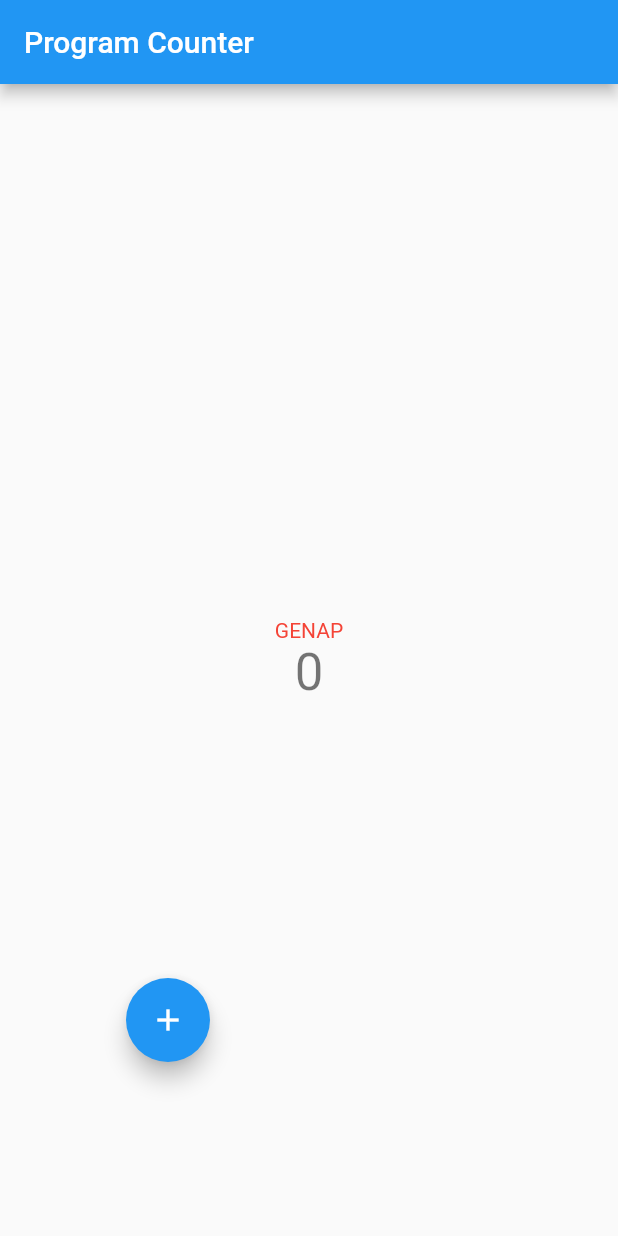
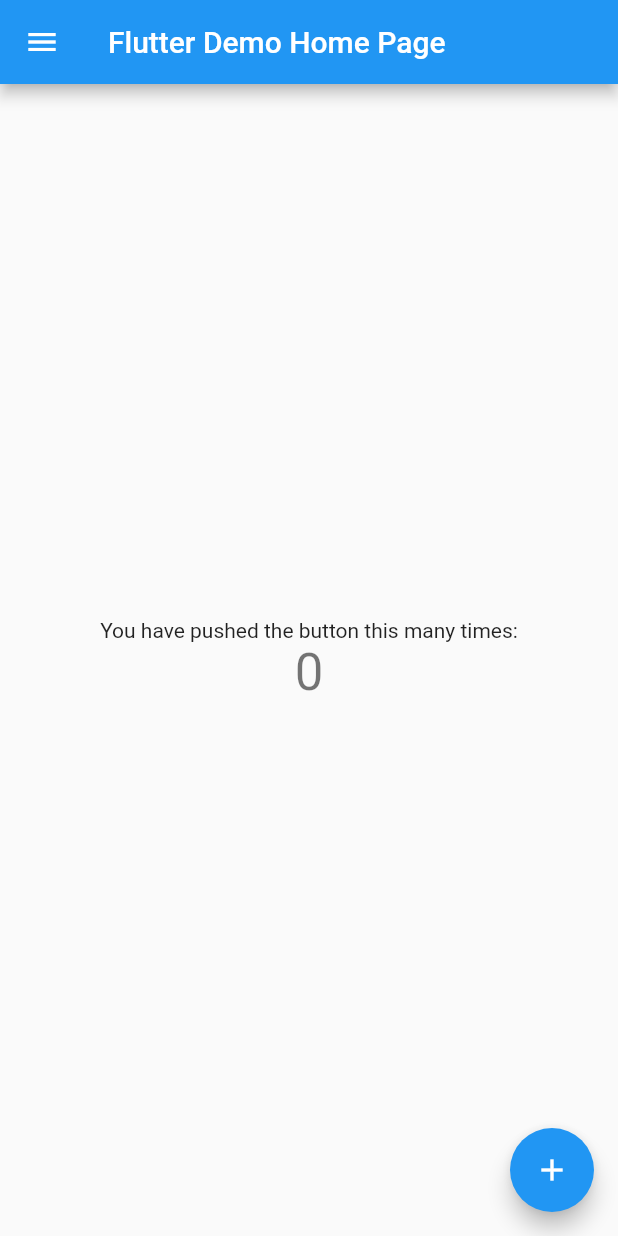
Before and after one commit to katrinagisellaui/pbp-flutter-lab, a Flutter app: the screen it shows after launch, on a phone screen of 412 x 824 dp. Run offline on Flutter 3.47's test engine with Material 2 defaults, Android fonts, the phone set to English and light mode, and no system bars.

```diff
--- /dev/null
+++ b/counter_7/lib/drawer.dart
@@ -0,0 +1,41 @@
+import 'package:flutter/material.dart';
+import 'main.dart';
+import 'form.dart';
+import 'show_item.dart';
+
+Drawer appDrawer(BuildContext context) {
+    return Drawer(
+            child: Column(
+            children: [
+                ListTile(
+                title: const Text('counter_7'),
+                onTap: () {
+                    Navigator.pushReplacement(
+                    context,
+                    MaterialPageRoute(builder: (context) => MyHomePage()),
+                    );
+                },
+                ),
+                ListTile(
+                title: const Text('Tambah Budget'),
+                onTap: () {
+                    Navigator.pushReplacement(
+                    context,
+                    MaterialPageRoute(builder: (context) => const MyFormPage()),
+                    );
+                },
+                ),
+
+                ListTile(
+                title: const Text('Data Budget'),
+                onTap: () {
+                    Navigator.pushReplacement(
+                    context,
+                    MaterialPageRoute(builder: (context) => const ShowItemPage()),
+                    );
+                },
+                ),
+            ],
+            ),
+    );
+}
--- a/counter_7/lib/main.dart
+++ b/counter_7/lib/main.dart
@@ -1,46 +1,32 @@
 import 'package:flutter/material.dart';
+import 'form.dart';
+import 'drawer.dart';
+
 
 void main() {
   runApp(const MyApp());
 }
 
+
 class MyApp extends StatelessWidget {
     const MyApp({super.key});
 
-
-  // This widget is the root of your application.
     @override
     Widget build(BuildContext context) {
         return MaterialApp(
         title: 'Flutter Demo',
-        // This is the theme of your application.
-        //
-        // Try running your application with "flutter run". You'll see the
-        // application has a blue toolbar. Then, without quitting the app, try
-        // changing the primarySwatch below to Colors.green and then invoke
-        // "hot reload" (press "r" in the console where you ran "flutter run",
-        // or simply save your changes to "hot reload" in a Flutter IDE).
-        // Notice that the counter didn't reset back to zero; the application
-        // is not restarted.
-
-      home: const MyHomePage(title: 'Program Counter'),
+        theme: ThemeData(
+            primarySwatch: Colors.blue,
+        ),
+        home: const MyHomePage(),
         );
     }
 }
 
 class MyHomePage extends StatefulWidget {
-  const MyHomePage({super.key, required this.title});
+    const MyHomePage({super.key});
 
-  // This widget is the home page of your application. It is stateful, meaning
-  // that it has a State object (defined below) that contains fields that affect
-  // how it looks.
-
-  // This class is the configuration for the state. It holds the values (in this
-  // case the title) provided by the parent (in this case the App widget) and
-  // used by the build method of the State. Fields in a Widget subclass are
-  // always marked "final".
-
-  final String title;
+    final String title = 'Flutter Demo Home Page';
 
     @override
     State<MyHomePage> createState() => _MyHomePageState();
@@ -60,12 +46,6 @@ class _MyHomePageState extends State<MyHomePage> {
     });
   }
 
-    void _decrementCounter() {
-      setState(() {
-      if (_counter > 0) _counter--;
-    });
-  }
-
   @override
   Widget build(BuildContext context) {
     // This method is rerun every time setState is called, for instance as done
@@ -80,6 +60,38 @@ class _MyHomePageState extends State<MyHomePage> {
         // the App.build method, and use it to set our appbar title.
         title: Text(widget.title),
       ),
+
+        // Menambahkan drawer menu
+        drawer: appDrawer(context),
+  // drawer: Drawer(
+  //     child: Column(
+  //       children: [
+  //         // Menambahkan clickable menu
+  //         ListTile(
+  //           title: const Text('counter_7'),
+  //           onTap: () {
+  //             // Route menu ke halaman utama
+  //             Navigator.pushReplacement(
+  //               context,
+  //               MaterialPageRoute(builder: (context) => const MyHomePage()),
+  //             );
+  //           },
+  //         ),
+  //         ListTile(
+  //           title: const Text('Tambah Budget'),
+  //           onTap: () {
+  //             // Route menu ke halaman form
+  //             Navigator.pushReplacement(
+  //               context,
+  //               MaterialPageRoute(builder: (context) => const MyFormPage()),
+  //             );
+  //           },
+  //         ),
+  //       ],
+  //     ),
+  //   ),
+
+
       body: Center(
         // Center is a layout widget. It takes a single child and positions it
         // in the middle of the parent.
@@ -100,17 +112,9 @@ class _MyHomePageState extends State<MyHomePage> {
           // horizontal).
           mainAxisAlignment: MainAxisAlignment.center,
           children: <Widget>[
-            if(_counter%2==0)
             const Text(
-                'GENAP',
-                style:TextStyle(color: Colors.red)
-              )
-            else
-            const Text (
-              'GANJIL',
-              style:TextStyle(color: Colors.blue)
+              'You have pushed the button this many times:',
             ),
-
             Text(
               '$_counter',
               style: Theme.of(context).textTheme.headline4,
@@ -118,27 +122,192 @@ class _MyHomePageState extends State<MyHomePage> {
           ],
         ),
       ),
-      floatingActionButton: Padding(
-        padding: EdgeInsets.all(100.0),
-        child: Row(
-          mainAxisAlignment: MainAxisAlignment.spaceBetween,
-          children: <Widget>[
-            if (_counter > 0)
-              FloatingActionButton(
-                onPressed: _decrementCounter,
-                tooltip: 'Decrement',
-                child: const Icon(
-                  Icons.remove,),
-              ),
-            FloatingActionButton(
+      floatingActionButton: FloatingActionButton(
         onPressed: _incrementCounter,
         tooltip: 'Increment',
         child: const Icon(Icons.add),
-            ),
-          ],
-        ),
       ), // This trailing comma makes auto-formatting nicer for build methods.
-      //Theme.of(context).textTheme.headline4,
     );
   }
 }
+
+
+// void main() {
+//   runApp(const MyApp());
+// }
+
+// class MyApp extends StatelessWidget {
+//   const MyApp({super.key});
+
+
+//   // This widget is the root of your application.
+//   @override
+//   Widget build(BuildContext context) {
+//     return MaterialApp(
+//       title: 'Flutter Demo',
+//         // This is the theme of your application.
+//         //
+//         // Try running your application with "flutter run". You'll see the
+//         // application has a blue toolbar. Then, without quitting the app, try
+//         // changing the primarySwatch below to Colors.green and then invoke
+//         // "hot reload" (press "r" in the console where you ran "flutter run",
+//         // or simply save your changes to "hot reload" in a Flutter IDE).
+//         // Notice that the counter didn't reset back to zero; the application
+//         // is not restarted.
+
+//       // home: const MyHomePage(title: 'Program Counter'),
+//       theme: ThemeData(
+//             primarySwatch: Colors.blue,
+//         ),
+//         home: const MyHomePage(),
+//         );
+
+//   }
+// }
+
+// class MyHomePage extends StatefulWidget {
+//   const MyHomePage({super.key, required this.title});
+
+//   // This widget is the home page of your application. It is stateful, meaning
+//   // that it has a State object (defined below) that contains fields that affect
+//   // how it looks.
+
+//   // This class is the configuration for the state. It holds the values (in this
+//   // case the title) provided by the parent (in this case the App widget) and
+//   // used by the build method of the State. Fields in a Widget subclass are
+//   // always marked "final".
+
+//   final String title;
+
+//   @override
+//   State<MyHomePage> createState() => _MyHomePageState();
+// }
+
+// class _MyHomePageState extends State<MyHomePage> {
+//   int _counter = 0;
+
+//   void _incrementCounter() {
+//     setState(() {
+//       // This call to setState tells the Flutter framework that something has
+//       // changed in this State, which causes it to rerun the build method below
+//       // so that the display can reflect the updated values. If we changed
+//       // _counter without calling setState(), then the build method would not be
+//       // called again, and so nothing would appear to happen.
+//       _counter++;
+//   });
+//   }
+
+//     void _decrementCounter() {
+//       setState(() {
+//       if (_counter > 0) _counter--;
+//     });
+//   }
+
+//   @override
+//   Widget build(BuildContext context) {
+//     // This method is rerun every time setState is called, for instance as done
+//     // by the _incrementCounter method above.
+//     //
+//     // The Flutter framework has been optimized to make rerunning build methods
+//     // fast, so that you can just rebuild anything that needs updating rather
+//     // than having to individually change instances of widgets.
+//     return Scaffold(
+//       appBar: AppBar(
+//         // Here we take the value from the MyHomePage object that was created by
+//         // the App.build method, and use it to set our appbar title.
+//         title: Text(widget.title),
+//       ),
+
+
+//         // Menambahkan drawer menu
+//       drawer: Drawer(
+//           child: Column(
+//             children: [
+//               // Menambahkan clickable menu
+//               ListTile(
+//                 title: const Text('Counter'),
+//                 onTap: () {
+//                   // Route menu ke halaman utama
+//                   Navigator.pushReplacement(
+//                     context,
+//                     MaterialPageRoute(builder: (context) => const MyHomePage()),
+//                   );
+//                 },
+//               ),
+//               ListTile(
+//                 title: const Text('Form'),
+//                 onTap: () {
+//                   // Route menu ke halaman form
+//                   Navigator.pushReplacement(
+//                     context,
+//                     MaterialPageRoute(builder: (context) => const MyFormPage()),
+//                   );
+//                 },
+//               ),
+//             ],
+//           ),
+//         ),
+
+
+//       body: Center(
+//         // Center is a layout widget. It takes a single child and positions it
+//         // in the middle of the parent.
+//         child: Column(
+//           // Column is also a layout widget. It takes a list of children and
+//           // arranges them vertically. By default, it sizes itself to fit its
+//           // children horizontally, and tries to be as tall as its parent.
+//           //
+//           // Invoke "debug painting" (press "p" in the console, choose the
+//           // "Toggle Debug Paint" action from the Flutter Inspector in Android
+//           // Studio, or the "Toggle Debug Paint" command in Visual Studio Code)
+//           // to see the wireframe for each widget.
+//           //
+//           // Column has various properties to control how it sizes itself and
+//           // how it positions its children. Here we use mainAxisAlignment to
+//           // center the children vertically; the main axis here is the vertical
+//           // axis because Columns are vertical (the cross axis would be
+//           // horizontal).
+//           mainAxisAlignment: MainAxisAlignment.center,
+//           children: <Widget>[
+//             if(_counter%2==0)
+//               const Text(
+//                 'GENAP',
+//                 style:TextStyle(color: Colors.red)
+//               )
+//             else
+//             const Text (
+//               'GANJIL',
+//               style:TextStyle(color: Colors.blue)
+//             ),
+
+//             Text(
+//               '$_counter',
+//               style: Theme.of(context).textTheme.headline4,
+//             ),
+//           ],
+//         ),
+//       ),
+//       floatingActionButton: Padding(
+//         padding: EdgeInsets.all(100.0),
+//         child: Row(
+//           mainAxisAlignment: MainAxisAlignment.spaceBetween,
+//           children: <Widget>[
+//             if (_counter > 0)
+//               FloatingActionButton(
+//                 onPressed: _decrementCounter,
+//                 tooltip: 'Decrement',
+//                 child: const Icon(
+//                   Icons.remove,),
+//               ),
+//             FloatingActionButton(
+//               onPressed: _incrementCounter,
+//               tooltip: 'Increment',
+//               child: const Icon(Icons.add),
+//             ),
+//           ],
+//         ),
+//       ), // This trailing comma makes auto-formatting nicer for build methods.
+//       //Theme.of(context).textTheme.headline4,
+//     );
+//   }
+// }
```
Also changed, not shown: counter_7/lib/form.dart (added, +173 -0 lines), counter_7/lib/item.dart (added, +14 -0 lines), counter_7/lib/show_item.dart (added, +68 -0 lines), 1 other file. Lines whose indentation alone changed are shown as unchanged.
